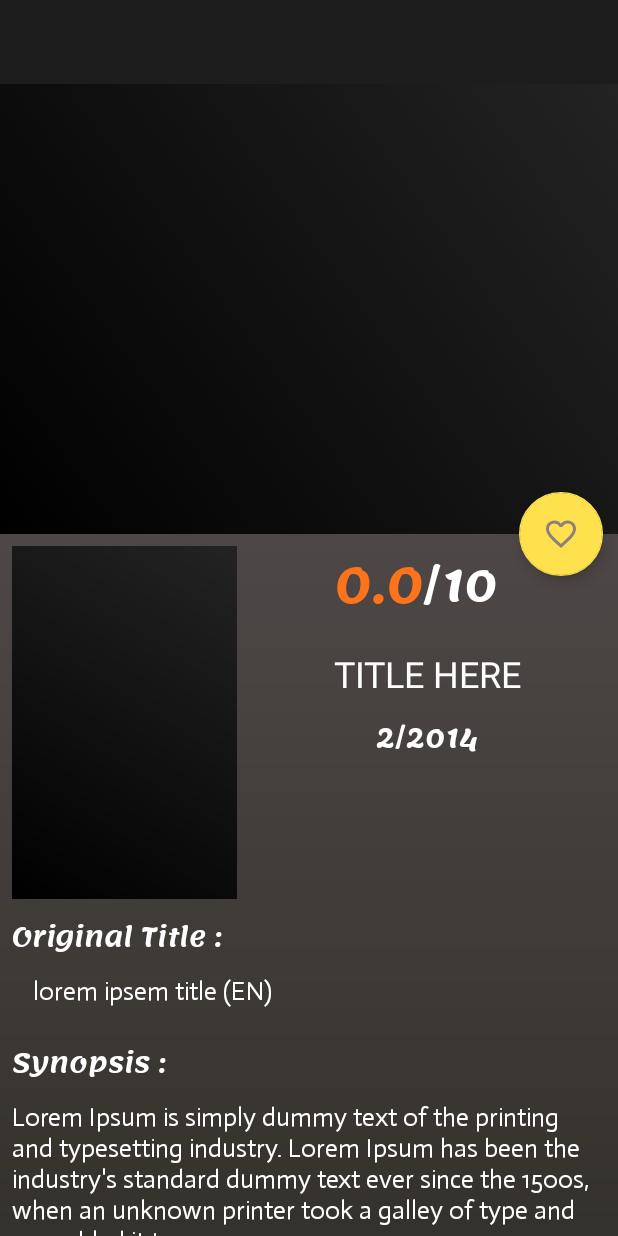
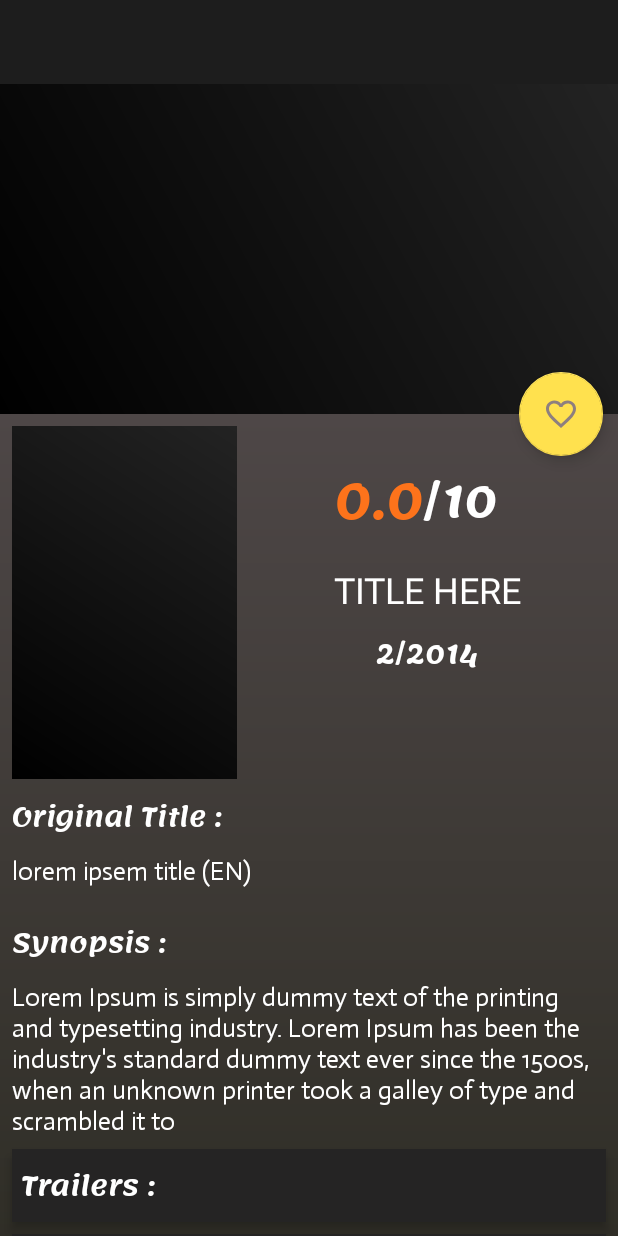
Before and after one commit to Amrhalawani/DiscoverMovieskt, an Android app: the layout activity_details.xml on its own in the app's theme, with its tools: preview values and no code run, on a phone screen of 412 x 824 dp. Run offline under Robolectric (Android 15) with nearby library versions, the phone set to English and light mode, and no system bars; Roboto replaces fonts that are not available here.

```diff
--- a/app/src/main/res/layout/activity_content_details.xml
+++ b/app/src/main/res/layout/activity_content_details.xml
@@ -28,14 +28,14 @@
                 android:layout_width="0dp"
                 android:layout_height="wrap_content"
                 android:layout_marginRight="16dp"
-                android:layout_marginTop="8dp"
+                android:layout_marginTop="24dp"
                 android:gravity="center"
                 android:orientation="horizontal"
                 app:layout_constraintEnd_toEndOf="parent"
                 app:layout_constraintHorizontal_bias="0.0"
                 app:layout_constraintRight_toRightOf="parent"
                 app:layout_constraintStart_toEndOf="@+id/poster_detail"
-                >
+                app:layout_constraintTop_toTopOf="parent">
 
 
             <TextView
@@ -111,7 +111,7 @@
 
         <TextView
                 android:id="@+id/original_titleID"
-                android:layout_width="368dp"
+                android:layout_width="match_parent"
                 android:layout_height="wrap_content"
                 android:fontFamily="@font/actor"
                 android:text="@string/lorem_ipsem_title_en"
--- a/app/src/main/res/layout/activity_details.xml
+++ b/app/src/main/res/layout/activity_details.xml
@@ -29,9 +29,10 @@
             <ImageView
                     android:id="@+id/backImagecollapsedID"
                     android:layout_width="match_parent"
-                    android:layout_height="300dp"
                     android:src="@drawable/user_placeholder"
-                    app:layout_collapseMode="parallax"/>
+                    app:layout_collapseMode="parallax"
+                    android:layout_height="220dp"
+            android:scaleType="fitCenter"/>
 
             <androidx.appcompat.widget.Toolbar
                     android:id="@+id/toolbar"
```
Also changed, not shown: app/src/main/res/layout/activity_splash_screen.xml (+11 -12 lines).
